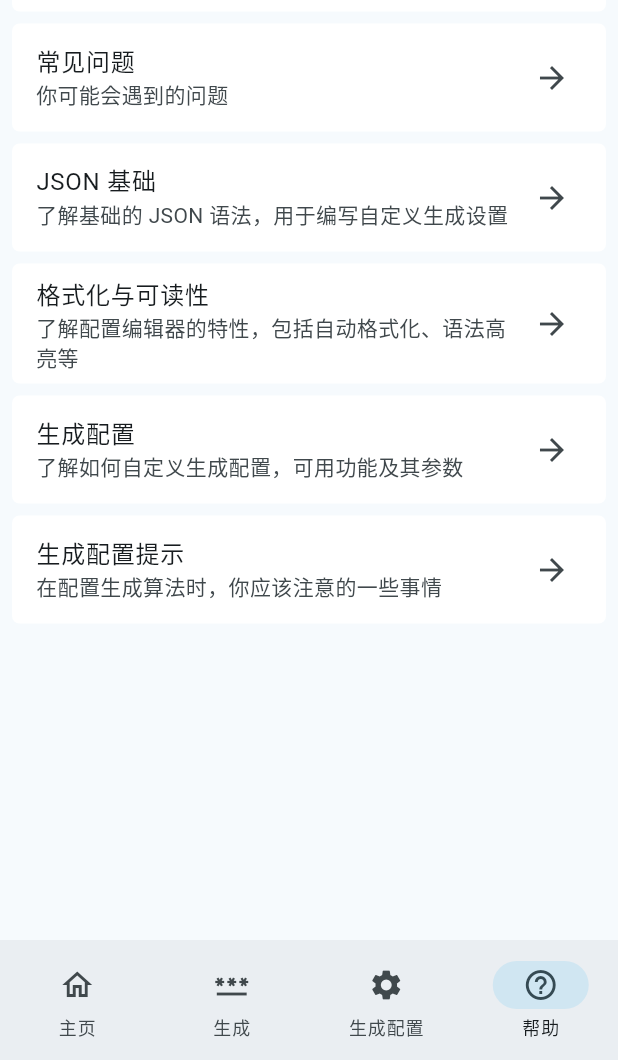
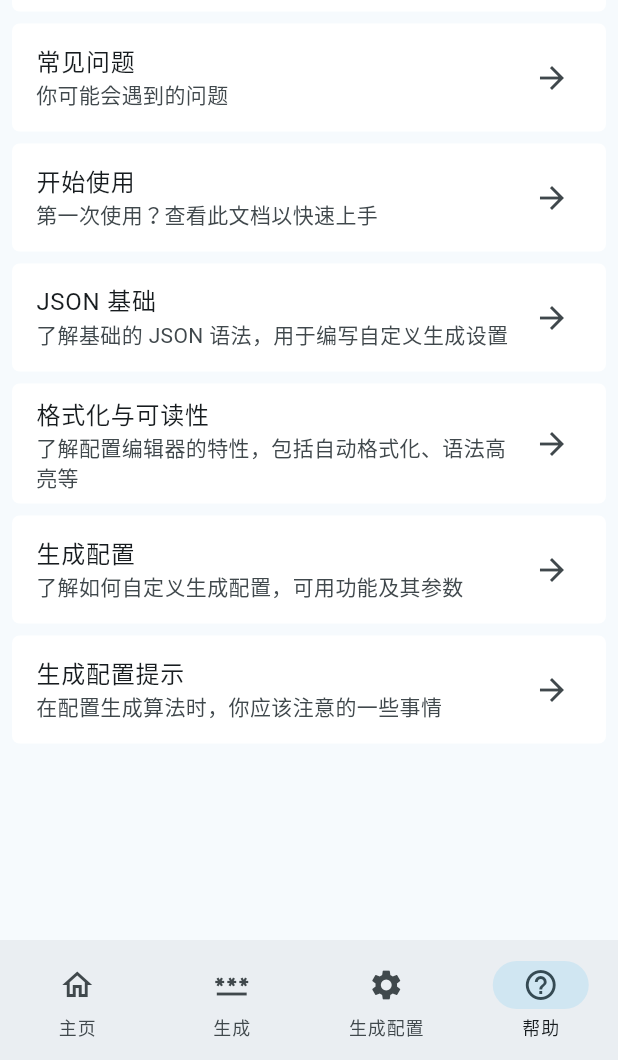
Before and after one commit to KirariSpark/Passtateless, a Flutter app: the screen it shows after launch, item 4 of the bottom bar chosen, on a phone screen of 412 x 824 dp, the part 176-1236 px from its top. Run offline on Flutter 3.47's test engine with Material 3 defaults, Android fonts, the light colour scheme and no system bars; our stand-ins replace flutter_markdown_plus; missing offline and left inert: encrypt, re_editor, re_highlight, zxcvbn; Roboto replaces fonts that are missing (SourceHans).

Commit message:
新增：开始使用文档

```diff
--- a/lib/modules/providers/doc_provider.dart
+++ b/lib/modules/providers/doc_provider.dart
@@ -23,6 +23,9 @@ class DocProvider extends ChangeNotifier {
 
   String _faqDoc = "正在加载";
   String get faqDoc => _faqDoc;
+
+  String _getStartedDoc = "正在加载";
+  String get getStartedDoc => _getStartedDoc;
 
   // 加载JSON文档
   Future<void> _loadHelp() async {
@@ -56,6 +59,11 @@ class DocProvider extends ChangeNotifier {
     } catch (e) {
       _faqDoc = "加载失败: $e";
     }
+    try {
+      _getStartedDoc = await rootBundle.loadString("assets/docs/get_started.md");
+    } catch (e) {
+      _getStartedDoc = "加载失败: $e";
+    }
     notifyListeners();
   }
 }
--- a/lib/ui/pages/doc.dart
+++ b/lib/ui/pages/doc.dart
@@ -30,7 +30,9 @@ class DocPage extends StatelessWidget {
       doc = docProvider.basicDoc;
     } else if (mode == "faq"){
       doc = docProvider.faqDoc;
-    } else {
+    } else if (mode == "get_started"){
+      doc = docProvider.getStartedDoc;
+    }  else {
       doc = "不存在此文档";
     }
 
--- a/lib/ui/pages/help.dart
+++ b/lib/ui/pages/help.dart
@@ -40,6 +40,17 @@ class HelpPage extends StatelessWidget {
                   onTapped: () {
                     Navigator.push(context, MaterialPageRoute(
                         builder: (context) => DocPage(title: "常见问题", mode: "faq"))
+                    );
+                  },
+                  context: context
+                ),
+                styled.buildListTile(
+                  title: "开始使用",
+                  subtitle: "第一次使用？查看此文档以快速上手",
+                  trailing: Icon(Icons.arrow_forward),
+                  onTapped: () {
+                    Navigator.push(context, MaterialPageRoute(
+                        builder: (context) => DocPage(title: "开始使用", mode: "get_started"))
                     );
                   },
                   context: context
```
Also changed, not shown: 1 other file.
